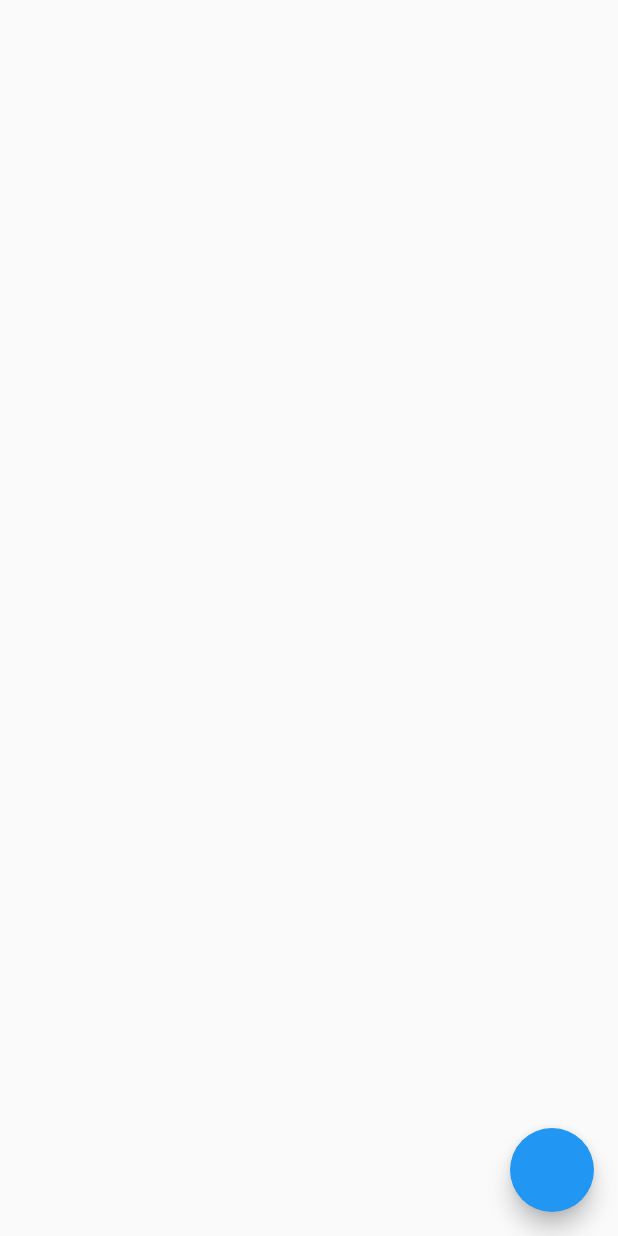
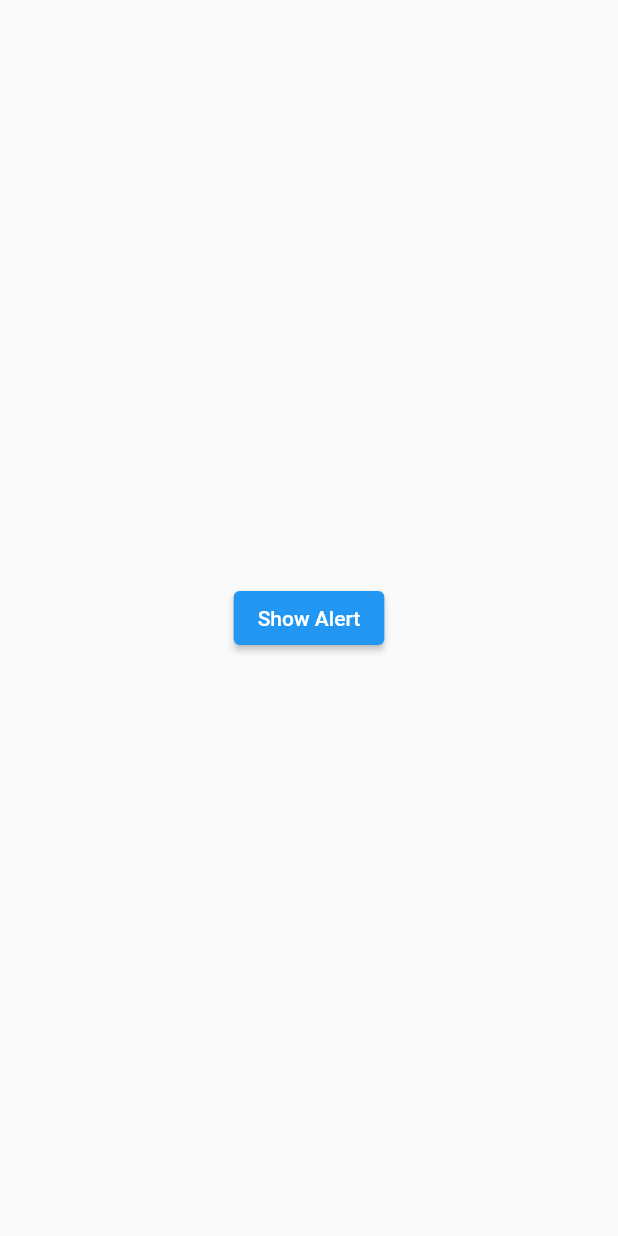
Before and after one commit to rafipsv/Flutter-GetX-Examples, a Flutter app: the screen it shows after launch, on a phone screen of 412 x 824 dp. Run offline on Flutter 3.47's test engine with Material 2 defaults, Android fonts, the phone set to English and light mode, and no system bars; our stand-ins replace get.

Commit message:
Alert Diaog Completed

```diff
--- a/lib/HomeScreen.dart
+++ b/lib/HomeScreen.dart
@@ -9,10 +9,15 @@ class HomeScreen extends StatelessWidget {
   @override
   Widget build(BuildContext context) {
     return Scaffold(
-      floatingActionButton: FloatingActionButton(
-        onPressed: () {
-          Get.snackbar("Muhammad", "Testing Snackbar");
-        },
+      body: Center(
+        child: ElevatedButton(
+          child: const Text("Show Alert"),
+          onPressed: () {
+            Get.defaultDialog(
+              title: "GetX Flutter",
+            );
+          },
+        ),
       ),
     );
   }
```
